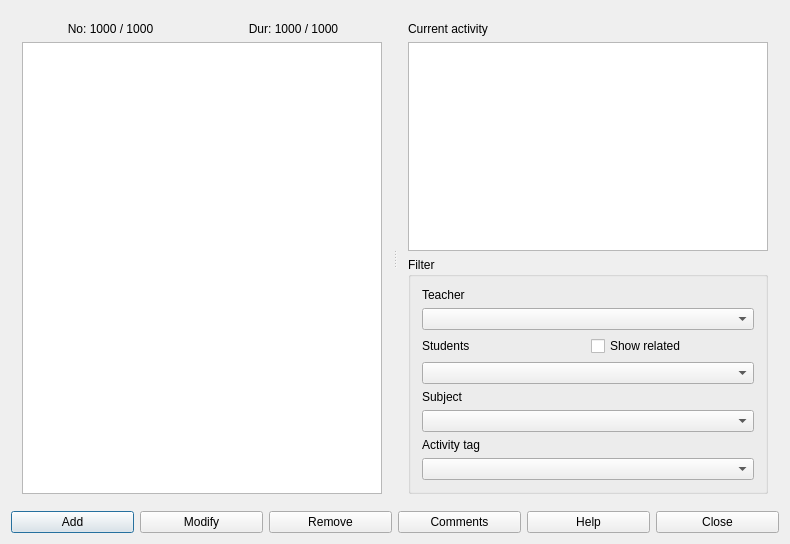
The window that fet/src/interface/activitiesform_template.ui (vonmecheln/fet) describes before a commit, drawn with Qt 5.
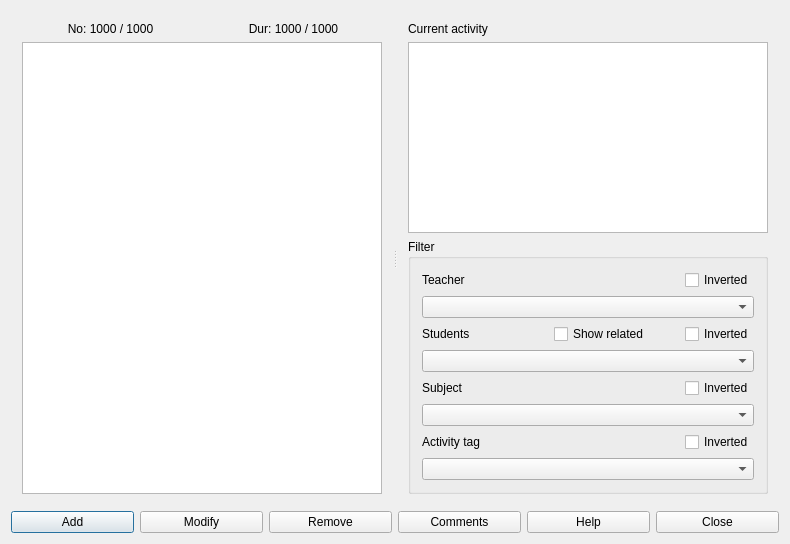
The same window after the commit.

Diff of the .ui file:
```diff
--- a/fet/src/interface/activitiesform_template.ui
+++ b/fet/src/interface/activitiesform_template.ui
@@ -74,12 +74,29 @@
          </property>
          <layout class="QGridLayout" name="gridLayout">
           <item row="0" column="0">
+           <layout class="QHBoxLayout" name="horizontalLayout_3">
+            <item>
            <widget class="QLabel" name="teachersTextLabel">
             <property name="text">
              <string>Teacher</string>
             </property>
            </widget>
           </item>
+            <item>
+             <widget class="QCheckBox" name="invertedTeacherCheckBox">
+              <property name="sizePolicy">
+               <sizepolicy hsizetype="Fixed" vsizetype="Fixed">
+                <horstretch>0</horstretch>
+                <verstretch>0</verstretch>
+               </sizepolicy>
+              </property>
+              <property name="text">
+               <string comment="Inverted (negated) teacher filter">Inverted</string>
+              </property>
+             </widget>
+            </item>
+           </layout>
+          </item>
           <item row="1" column="0">
            <widget class="QComboBox" name="teachersComboBox"/>
           </item>
@@ -99,27 +116,74 @@
               </property>
              </widget>
             </item>
+            <item>
+             <widget class="QCheckBox" name="invertedStudentsCheckBox">
+              <property name="sizePolicy">
+               <sizepolicy hsizetype="Fixed" vsizetype="Fixed">
+                <horstretch>0</horstretch>
+                <verstretch>0</verstretch>
+               </sizepolicy>
+              </property>
+              <property name="text">
+               <string comment="Inverted (negated) students filter">Inverted</string>
+              </property>
+             </widget>
+            </item>
            </layout>
           </item>
           <item row="3" column="0">
            <widget class="QComboBox" name="studentsComboBox"/>
           </item>
           <item row="4" column="0">
+           <layout class="QHBoxLayout" name="horizontalLayout_4">
+            <item>
            <widget class="QLabel" name="subjectsTextLabel">
             <property name="text">
              <string>Subject</string>
             </property>
            </widget>
           </item>
+            <item>
+             <widget class="QCheckBox" name="invertedSubjectCheckBox">
+              <property name="sizePolicy">
+               <sizepolicy hsizetype="Fixed" vsizetype="Fixed">
+                <horstretch>0</horstretch>
+                <verstretch>0</verstretch>
+               </sizepolicy>
+              </property>
+              <property name="text">
+               <string comment="Inverted (negated) subject filter">Inverted</string>
+              </property>
+             </widget>
+            </item>
+           </layout>
+          </item>
           <item row="5" column="0">
            <widget class="QComboBox" name="subjectsComboBox"/>
           </item>
           <item row="6" column="0">
+           <layout class="QHBoxLayout" name="horizontalLayout_5">
+            <item>
            <widget class="QLabel" name="activityTagsTextLabel">
             <property name="text">
              <string>Activity tag</string>
             </property>
            </widget>
+            </item>
+            <item>
+             <widget class="QCheckBox" name="invertedActivityTagCheckBox">
+              <property name="sizePolicy">
+               <sizepolicy hsizetype="Fixed" vsizetype="Fixed">
+                <horstretch>0</horstretch>
+                <verstretch>0</verstretch>
+               </sizepolicy>
+              </property>
+              <property name="text">
+               <string comment="Inverted (negated) activity tag filter">Inverted</string>
+              </property>
+             </widget>
+            </item>
+           </layout>
           </item>
           <item row="7" column="0">
            <widget class="QComboBox" name="activityTagsComboBox"/>
```
Lines whose indentation alone changed are shown as unchanged.
